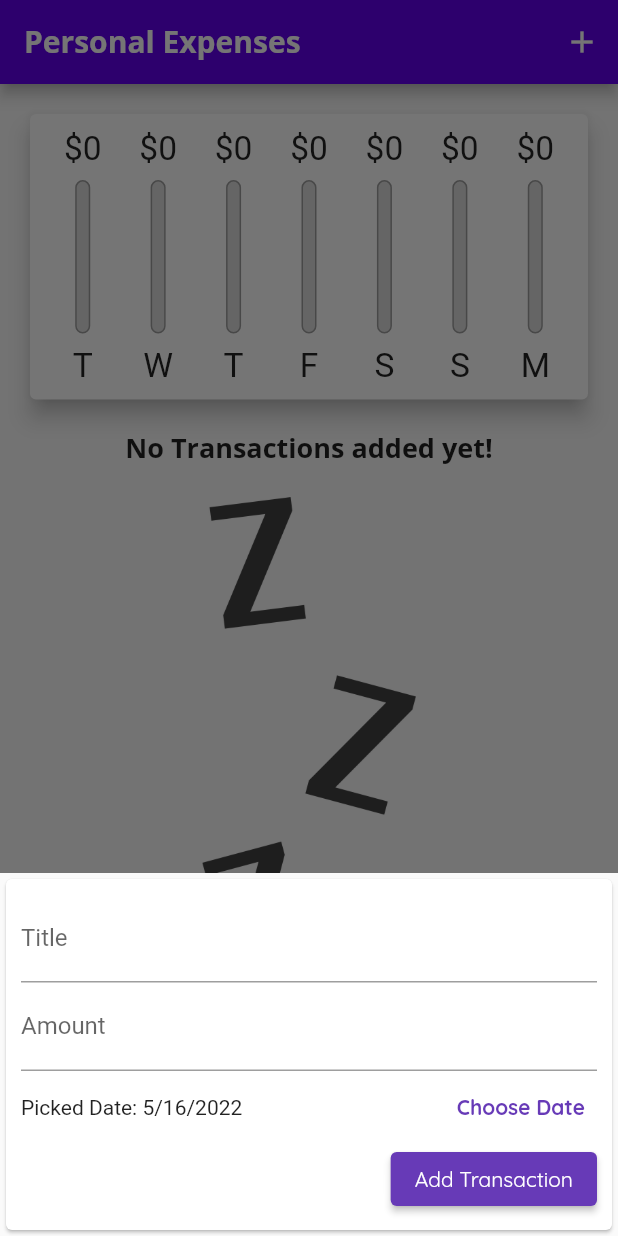
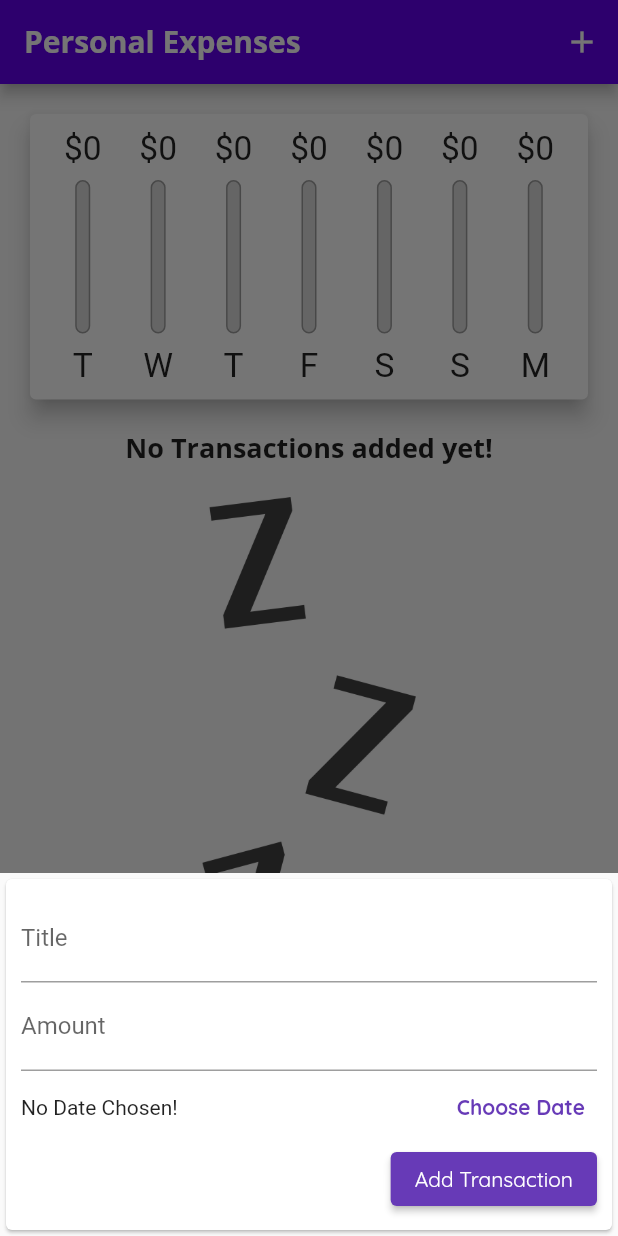
Before and after one commit to SaeedEndergiri/expense_planner, a Flutter app: the screen it shows after launch, after a tap on the "add" icon, on a phone screen of 412 x 824 dp. Run offline on Flutter 3.47's test engine with Material 2 defaults, Android fonts, the phone set to English and light mode, and no system bars; Roboto replaces fonts that are missing (Open Sans).

```diff
--- a/expense_planner/lib/main.dart
+++ b/expense_planner/lib/main.dart
@@ -49,7 +49,7 @@ class MyHomePage extends StatefulWidget {
   State<MyHomePage> createState() => _MyHomePageState();
 }
 
-class _MyHomePageState extends State<MyHomePage> {
+class _MyHomePageState extends State<MyHomePage> with WidgetsBindingObserver {
   // String? titleInput;
 
   final List<Transaction> _userTransactions = [
@@ -67,6 +67,23 @@ class _MyHomePageState extends State<MyHomePage> {
   ];
 
   bool _showChart = false;
+
+  @override
+  void initState() {
+    WidgetsBinding.instance.addObserver(this);
+    super.initState();
+  }
+
+  @override
+  void didChangeAppLifecycleState(AppLifecycleState state) {
+    print(state);
+  }
+
+  @override
+  dispose() {
+    WidgetsBinding.instance.removeObserver(this);
+    super.dispose();
+  }
 
   List<Transaction> get _recentTransactions {
     return _userTransactions
@@ -90,7 +107,7 @@ class _MyHomePageState extends State<MyHomePage> {
   void _startAddNewTransaction(BuildContext ctx) {
     showModalBottomSheet(
       context: ctx,
-      builder: (bCtx) {
+      builder: (_) {
         return NewTransaction(_addNewTransaction);
       },
     );
@@ -102,31 +119,106 @@ class _MyHomePageState extends State<MyHomePage> {
     });
   }
 
-  @override
-  Widget build(BuildContext context) {
-    final mediaQuery = MediaQuery.of(context);
-    final isLandscape = mediaQuery.orientation == Orientation.landscape;
-    final dynamic appBar = Platform.isIOS
+  List<Widget> _buildLandscapeContent(
+    MediaQueryData mediaQuery,
+    AppBar appBar,
+    Container txListWidget,
+  ) {
+    return [
+      Row(
+        mainAxisAlignment: MainAxisAlignment.center,
+        children: [
+          Text(
+            'Show Chart',
+            style: Theme.of(context).textTheme.headline6,
+          ),
+          Switch.adaptive(
+              activeColor: Theme.of(context).colorScheme.secondary,
+              value: _showChart,
+              onChanged: (val) {
+                setState(() {
+                  _showChart = val;
+                });
+              }),
+        ],
+      ),
+      _showChart
+          ? Container(
+              height: (mediaQuery.size.height -
+                      appBar.preferredSize.height -
+                      mediaQuery.padding.top) *
+                  0.7,
+              child: Chart(_recentTransactions))
+          : txListWidget
+    ];
+  }
+
+  List<Widget> _buildPortraitContent(
+    MediaQueryData mediaQuery,
+    AppBar appBar,
+    Container txListWidget,
+  ) {
+    return [
+      Container(
+          height: (mediaQuery.size.height -
+                  appBar.preferredSize.height -
+                  mediaQuery.padding.top) *
+              0.3,
+          child: Chart(_recentTransactions)),
+      txListWidget
+    ];
+  }
+
+  Widget _buildAppBar() {
+    return Platform.isIOS
         ? CupertinoNavigationBar(
-            middle: Text('Personal Expenses'),
+            middle: const Text('Personal Expenses'),
             trailing: Row(
               mainAxisSize: MainAxisSize.min,
               children: [
                 GestureDetector(
-                    child: Icon(CupertinoIcons.add),
+                    child: const Icon(CupertinoIcons.add),
                     onTap: () => _startAddNewTransaction(context))
               ],
             ),
           )
         : AppBar(
-            title: Text('Personal Expenses',
+            title: const Text('Personal Expenses',
                 style: TextStyle(fontFamily: 'Open Sans')),
             actions: [
               IconButton(
                   onPressed: () => _startAddNewTransaction(context),
-                  icon: Icon(Icons.add))
+                  icon: const Icon(Icons.add))
             ],
           );
+  }
+
+  Widget _buildCupertinoContent(SafeArea pageBody, dynamic appBar) {
+    return CupertinoPageScaffold(
+      child: pageBody,
+      navigationBar: appBar,
+    );
+  }
+
+  Widget _buildMaterialContent(SafeArea pageBody, dynamic appBar) {
+    return Scaffold(
+      appBar: appBar,
+      body: pageBody,
+      floatingActionButtonLocation: FloatingActionButtonLocation.centerFloat,
+      floatingActionButton: Platform.isIOS
+          ? Container()
+          : FloatingActionButton(
+              onPressed: () => _startAddNewTransaction(context),
+              child: Icon(Icons.add)),
+    );
+  }
+
+  @override
+  Widget build(BuildContext context) {
+    print('build() MyHomePageState');
+    final mediaQuery = MediaQuery.of(context);
+    final isLandscape = mediaQuery.orientation == Orientation.landscape;
+    final dynamic appBar = _buildAppBar();
     final txListWidget = Container(
       height: (mediaQuery.size.height -
               appBar.preferredSize.height -
@@ -141,57 +233,16 @@ class _MyHomePageState extends State<MyHomePage> {
           crossAxisAlignment: CrossAxisAlignment.stretch,
           children: [
             if (isLandscape)
-              Row(
-                mainAxisAlignment: MainAxisAlignment.center,
-                children: [
-                  Text('Show Chart', style: Theme.of(context).textTheme.headline6,),
-                  Switch.adaptive(
-                      activeColor: Theme.of(context).colorScheme.secondary,
-                      value: _showChart,
-                      onChanged: (val) {
-                        setState(() {
-                          _showChart = val;
-                        });
-                      }),
-                ],
-              ),
+              ..._buildLandscapeContent(mediaQuery, appBar, txListWidget),
             if (!isLandscape)
-              Container(
-                  height: (mediaQuery.size.height -
-                          appBar.preferredSize.height -
-                          mediaQuery.padding.top) *
-                      0.3,
-                  child: Chart(_recentTransactions)),
-            if (!isLandscape) txListWidget,
-            if (isLandscape)
-              _showChart
-                  ? Container(
-                      height: (mediaQuery.size.height -
-                              appBar.preferredSize.height -
-                              mediaQuery.padding.top) *
-                          0.7,
-                      child: Chart(_recentTransactions))
-                  : txListWidget
+              ..._buildPortraitContent(mediaQuery, appBar, txListWidget),
           ],
         ),
       ),
     );
 
     return Platform.isIOS
-        ? CupertinoPageScaffold(
-            child: pageBody,
-            navigationBar: appBar,
-          )
-        : Scaffold(
-            appBar: appBar,
-            body: pageBody,
-            floatingActionButtonLocation:
-                FloatingActionButtonLocation.centerFloat,
-            floatingActionButton: Platform.isIOS
-                ? Container()
-                : FloatingActionButton(
-                    onPressed: () => _startAddNewTransaction(context),
-                    child: Icon(Icons.add)),
-          );
+        ? _buildCupertinoContent(pageBody, appBar)
+        : _buildMaterialContent(pageBody, appBar);
   }
 }
--- a/expense_planner/lib/widgets/chart.dart
+++ b/expense_planner/lib/widgets/chart.dart
@@ -6,7 +6,10 @@ import 'chart_bar.dart';
 class Chart extends StatelessWidget {
   final List<Transaction> recentTransactions;
 
-  Chart(this.recentTransactions);
+  Chart(this.recentTransactions) {
+    print('Constructor Chart');
+  }
+
   List<Map<String, dynamic>> get groupedTransactionValues {
     return List.generate(7, (index) {
       final weekDay = DateTime.now().subtract(
@@ -36,11 +39,12 @@ class Chart extends StatelessWidget {
 
   @override
   Widget build(BuildContext context) {
+    print('build() Chart');
     return Card(
       elevation: 6,
-      margin: EdgeInsets.all(20),
+      margin: const EdgeInsets.all(20),
       child: Padding(
-        padding: EdgeInsets.all(10),
+        padding: const EdgeInsets.all(10),
         child: Row(
           mainAxisAlignment: MainAxisAlignment.spaceAround,
           children: groupedTransactionValues
--- a/expense_planner/lib/widgets/chart_bar.dart
+++ b/expense_planner/lib/widgets/chart_bar.dart
@@ -5,10 +5,11 @@ class ChartBar extends StatelessWidget {
   final double spendingAmount;
   final double spendingPctOfTotal;
 
-  ChartBar(this.label, this.spendingAmount, this.spendingPctOfTotal);
+  const ChartBar(this.label, this.spendingAmount, this.spendingPctOfTotal);
 
   @override
   Widget build(BuildContext context) {
+    print('build() Bar');
     return LayoutBuilder(
       builder: (context, constraints) {
         return Column(
--- a/expense_planner/lib/widgets/new_transaction.dart
+++ b/expense_planner/lib/widgets/new_transaction.dart
@@ -9,22 +9,49 @@ import '/widgets/adaptive_text_button.dart';
 class NewTransaction extends StatefulWidget {
   final Function addTxHandler;
 
-  NewTransaction(this.addTxHandler);
+  NewTransaction(this.addTxHandler){
+    print('Constructor NewTransaction Widget');
+  }
 
   @override
-  State<NewTransaction> createState() => _NewTransactionState();
+  State<NewTransaction> createState() {
+    print('cureateState NewTransaction widget');
+    return _NewTransactionState();
+  }
 }
 
 class _NewTransactionState extends State<NewTransaction> {
   final _titleController = TextEditingController();
   final _amountController = TextEditingController();
-  DateTime _selectedDate = DateTime.now();
+  dynamic  _selectedDate;
+
+  _NewTransactionState(){
+    print('Constructor NewTransactionState');
+  }
+
+  @override
+  void initState() {
+    print('initState()');
+    super.initState();
+  }
+
+  @override
+  void didUpdateWidget(covariant NewTransaction oldWidget) {
+    print('didUpdateWidget()');
+    super.didUpdateWidget(oldWidget);
+  }
+
+  @override
+  void dispose() {
+    print('dispose()');
+    super.dispose();
+  }
 
   void _addNewTx() {
     if (_amountController.text.isEmpty) return;
     final enteredTitle = _titleController.text;
     final enteredAmount = double.parse(_amountController.text);
-    if (enteredTitle.isEmpty || enteredAmount <= 0) return;
+    if (enteredTitle.isEmpty || enteredAmount <= 0 || _selectedDate == null) return;
     widget.addTxHandler(enteredTitle, enteredAmount, _selectedDate);
 
     Navigator.of(context).pop();
@@ -59,7 +86,7 @@ class _NewTransactionState extends State<NewTransaction> {
             crossAxisAlignment: CrossAxisAlignment.end,
             children: [
               TextField(
-                decoration: InputDecoration(labelText: 'Title'),
+                decoration: const InputDecoration(labelText: 'Title'),
                 controller: _titleController,
                 onSubmitted: (_) => _addNewTx(),
                 // onChanged: (val) {
@@ -67,7 +94,7 @@ class _NewTransactionState extends State<NewTransaction> {
                 // },
               ),
               TextField(
-                decoration: InputDecoration(labelText: 'Amount'),
+                decoration: const InputDecoration(labelText: 'Amount'),
                 controller: _amountController,
                 keyboardType: TextInputType.number,
                 onSubmitted: (_) => _addNewTx(),
@@ -87,7 +114,7 @@ class _NewTransactionState extends State<NewTransaction> {
               ),
               ElevatedButton(
                 onPressed: _addNewTx,
-                child: Text('Add Transaction'),
+                child: const Text('Add Transaction'),
                 style: ElevatedButton.styleFrom(
                   primary: Theme.of(context).primaryColor,
                   onPrimary: Theme.of(context).textTheme.button!.color,
--- a/expense_planner/lib/widgets/transaction_list.dart
+++ b/expense_planner/lib/widgets/transaction_list.dart
@@ -1,22 +1,23 @@
 import 'package:flutter/material.dart';
-import 'package:intl/intl.dart';
 
 import '../models/transaction.dart';
+import 'transaction_item.dart';
 
 class TransactionList extends StatelessWidget {
   final List<Transaction> transactions;
   final Function deleteTx;
 
-  TransactionList(this.transactions, this.deleteTx);
+  const TransactionList(this.transactions, this.deleteTx);
   @override
   Widget build(BuildContext context) {
+    print('build() TransactionList');
     return transactions.isEmpty
         ? LayoutBuilder(builder: (ctx, constraints) {
             return Column(
               children: [
                 Text('No Transactions added yet!',
                     style: Theme.of(context).textTheme.headline6),
-                SizedBox(
+                const SizedBox(
                   height: 20,
                 ),
                 Container(
@@ -28,41 +29,13 @@ class TransactionList extends StatelessWidget {
               ],
             );
           })
-        : ListView.builder(
-            itemBuilder: (ctx, index) {
-              return Card(
-                elevation: 5,
-                margin: EdgeInsets.symmetric(vertical: 8, horizontal: 5),
-                child: ListTile(
-                  leading: CircleAvatar(
-                    radius: 30,
-                    child: Padding(
-                        padding: EdgeInsets.all(6),
-                        child: FittedBox(
-                            child: Text('\$${transactions[index].amount}'))),
-                  ),
-                  title: Text(transactions[index].title,
-                      style: Theme.of(context).textTheme.headline6),
-                  subtitle: Text(
-                    DateFormat.yMMMd().format(transactions[index].date),
-                  ),
-                  trailing: MediaQuery.of(context).size.width > 460
-                      ? TextButton.icon(
-                          icon: Icon(Icons.delete),
-                          label: Text('Delete'),
-                          style: TextButton.styleFrom(
-                              primary: Theme.of(context).errorColor),
-                          onPressed: () => deleteTx(transactions[index].id),
-                        )
-                      : IconButton(
-                          icon: Icon(Icons.delete),
-                          color: Theme.of(context).errorColor,
-                          onPressed: () => deleteTx(transactions[index].id),
-                        ),
-                ),
-              );
-            },
-            itemCount: transactions.length,
-          );
+        : ListView(
+            children: transactions
+                .map((tx) => TransactionItem(
+                      key: ValueKey(tx.id),
+                      transaction: tx,
+                      deleteTx: deleteTx,
+                    ))
+                .toList());
   }
 }
```
Also changed, not shown: expense_planner/lib/widgets/transaction_item.dart (added, +77 -0 lines).
